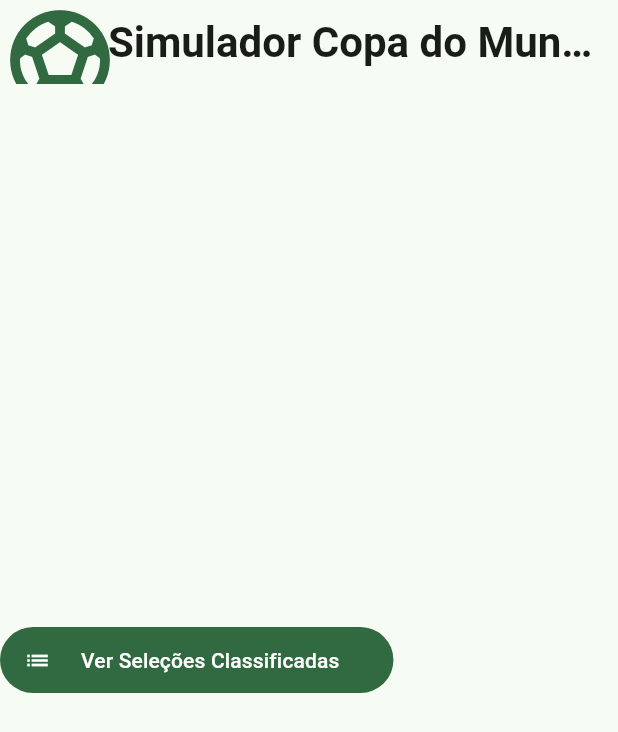
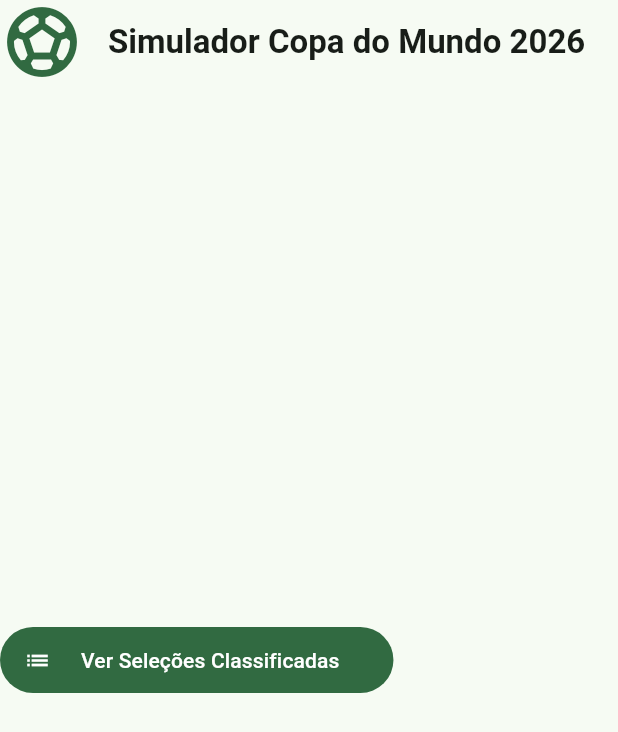
Before and after one commit to FernandoBagagi/flutter_simulador_copa_2026, a Flutter app: the screen it shows after launch, on a phone screen of 412 x 824 dp. Shown: the top 732 px of the screen. Run offline on Flutter 3.47's test engine with Material 3 defaults, Android fonts, the phone set to English and light mode, and no system bars; our stand-ins replace flutter_svg, get_it; project files that could hold a hidden picture were left out.

Commit message:
ajeita tamanhos da AppBar da HomeScreen

```diff
--- a/lib/views/home_screen.dart
+++ b/lib/views/home_screen.dart
@@ -10,18 +10,12 @@ class HomeScreen extends StatelessWidget {
       appBar: AppBar(
         leading: Icon(
           Icons.sports_soccer,
-              size: 80,
+          size: 56,
           color: Theme.of(context).colorScheme.primary,
         ),
         title: Text(
           'Simulador Copa do Mundo 2026',
-              style: Theme.of(
-                context,
-              ).textTheme
-              .headlineMedium
-              ?.copyWith(
-                fontWeight: FontWeight.bold
-                ),
+          style: TextStyle(fontWeight: FontWeight.bold),
         ),
       ),
       body: Column(
@@ -29,9 +23,9 @@ class HomeScreen extends StatelessWidget {
         children: [
           FilledButton.icon(
             onPressed: () {
-              Navigator.of(context).push(
-                MaterialPageRoute(builder: (_) => const SelecoesScreen()),
-              );
+              Navigator.of(
+                context,
+              ).push(MaterialPageRoute(builder: (_) => const SelecoesScreen()));
             },
             icon: const Icon(Icons.list),
             label: const Padding(
```
Lines whose indentation alone changed are shown as unchanged.
